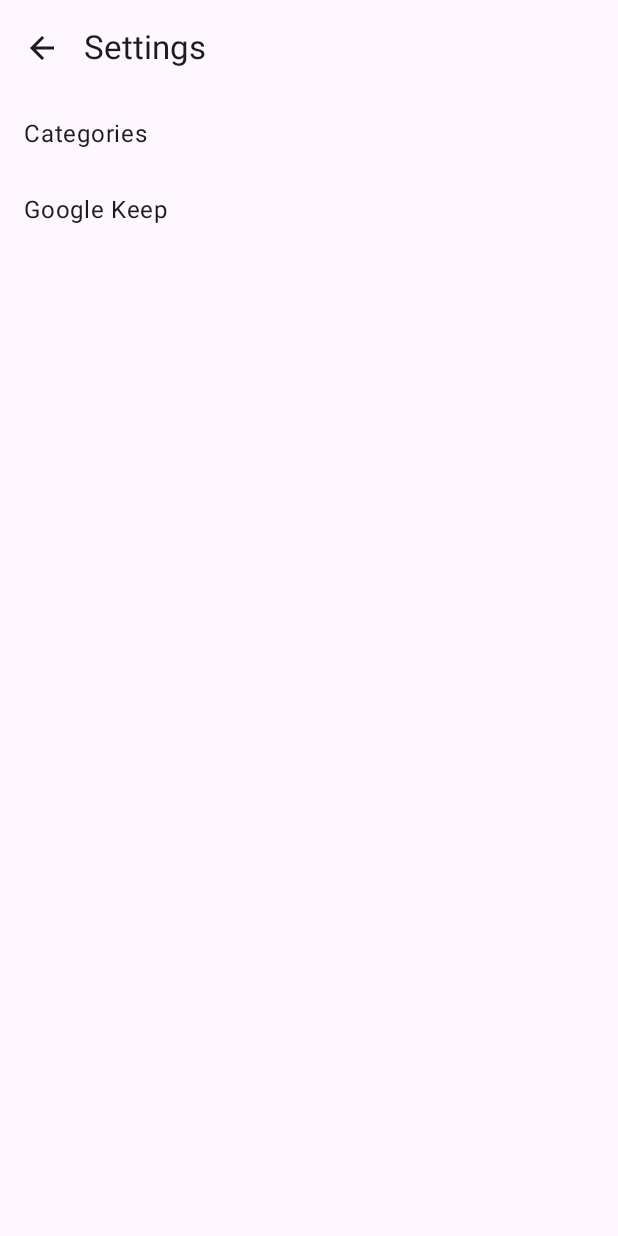
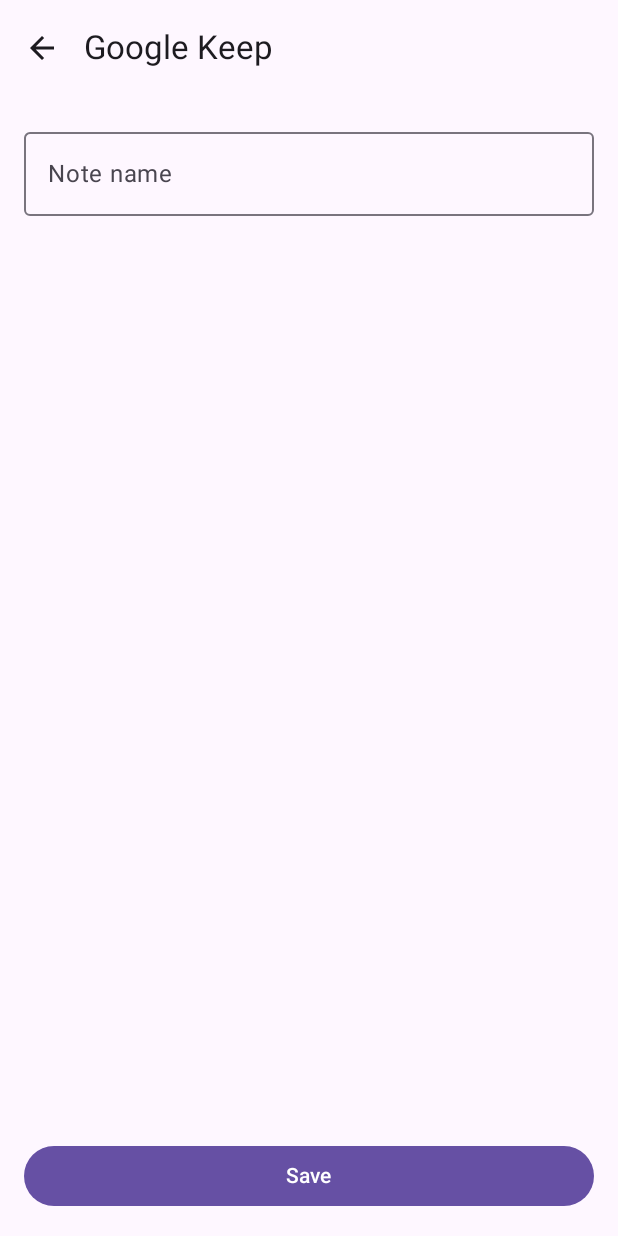
Before and after one commit to dawids21/StuffTracker, an Android app built with Jetpack Compose: the SettingsScreen screen opened through its navigation route, after a tap on "Google Keep", on a phone screen of 412 x 824 dp. Run offline under Robolectric (Android 15) with nearby library versions, the phone set to English and light mode, and no system bars.

Commit message:
feat: Shopping list settings screen

```diff
--- a/app/src/main/java/xyz/stasiak/stufftracker/ui/item/edit/ItemEditBody.kt
+++ b/app/src/main/java/xyz/stasiak/stufftracker/ui/item/edit/ItemEditBody.kt
@@ -82,6 +82,7 @@ fun ItemEditBody(item: Item, fabHeight: Dp, modifier: Modifier = Modifier) {
             },
             label = { Text(stringResource(R.string.name)) },
             isError = !nameValid,
+            singleLine = true,
             modifier = Modifier.fillMaxWidth()
         )
         OutlinedTextField(
@@ -92,6 +93,7 @@ fun ItemEditBody(item: Item, fabHeight: Dp, modifier: Modifier = Modifier) {
             },
             label = { Text(stringResource(R.string.category)) },
             isError = !categoryValid,
+            singleLine = true,
             modifier = Modifier.fillMaxWidth()
         )
         OutlinedTextField(
@@ -103,6 +105,7 @@ fun ItemEditBody(item: Item, fabHeight: Dp, modifier: Modifier = Modifier) {
             label = { Text(stringResource(R.string.number_of_items)) },
             isError = !numOfItemsValid,
             keyboardOptions = KeyboardOptions.Default.copy(keyboardType = KeyboardType.Number),
+            singleLine = true,
             modifier = Modifier.fillMaxWidth()
         )
         OutlinedTextField(
@@ -114,6 +117,7 @@ fun ItemEditBody(item: Item, fabHeight: Dp, modifier: Modifier = Modifier) {
             label = { Text(stringResource(R.string.current_uses)) },
             isError = !currentUsesValid,
             keyboardOptions = KeyboardOptions.Default.copy(keyboardType = KeyboardType.Number),
+            singleLine = true,
             modifier = Modifier.fillMaxWidth()
         )
         OutlinedTextField(
@@ -125,6 +129,7 @@ fun ItemEditBody(item: Item, fabHeight: Dp, modifier: Modifier = Modifier) {
             label = { Text(stringResource(R.string.uses_per_item)) },
             isError = !usesPerItemValid,
             keyboardOptions = KeyboardOptions.Default.copy(keyboardType = KeyboardType.Number),
+            singleLine = true,
             modifier = Modifier.fillMaxWidth()
         )
     }
--- a/app/src/main/java/xyz/stasiak/stufftracker/ui/navigation/StuffTrackerNavGraph.kt
+++ b/app/src/main/java/xyz/stasiak/stufftracker/ui/navigation/StuffTrackerNavGraph.kt
@@ -17,6 +17,8 @@ import xyz.stasiak.stufftracker.ui.login.LoginDestination
 import xyz.stasiak.stufftracker.ui.login.LoginScreen
 import xyz.stasiak.stufftracker.ui.settings.SettingsDestination
 import xyz.stasiak.stufftracker.ui.settings.SettingsScreen
+import xyz.stasiak.stufftracker.ui.settings.shoppinglist.ShoppingListSettingsDestination
+import xyz.stasiak.stufftracker.ui.settings.shoppinglist.ShoppingListSettingsScreen
 
 @Composable
 fun StuffTrackerNavHost(navController: NavHostController, modifier: Modifier = Modifier) {
@@ -64,7 +66,12 @@ fun StuffTrackerNavHost(navController: NavHostController, modifier: Modifier = M
         composable(route = SettingsDestination.route) {
             SettingsScreen(
                 onCategoriesClick = {},
-                onGoogleKeepClick = {},
+                onGoogleKeepClick = { navController.navigate(ShoppingListSettingsDestination.route) },
+                navigateBack = { navController.navigateUp() }
+            )
+        }
+        composable(route = ShoppingListSettingsDestination.route) {
+            ShoppingListSettingsScreen(
                 navigateBack = { navController.navigateUp() }
             )
         }
--- /dev/null
+++ b/app/src/main/java/xyz/stasiak/stufftracker/ui/settings/shoppinglist/ShoppingListSettingsBody.kt
@@ -0,0 +1,55 @@
+package xyz.stasiak.stufftracker.ui.settings.shoppinglist
+
+import androidx.compose.foundation.layout.Column
+import androidx.compose.foundation.layout.Spacer
+import androidx.compose.foundation.layout.fillMaxSize
+import androidx.compose.foundation.layout.fillMaxWidth
+import androidx.compose.foundation.layout.padding
+import androidx.compose.material3.Button
+import androidx.compose.material3.OutlinedTextField
+import androidx.compose.material3.Text
+import androidx.compose.runtime.Composable
+import androidx.compose.runtime.getValue
+import androidx.compose.runtime.mutableStateOf
+import androidx.compose.runtime.remember
+import androidx.compose.runtime.setValue
+import androidx.compose.ui.Modifier
+import androidx.compose.ui.res.stringResource
+import androidx.compose.ui.tooling.preview.Preview
+import androidx.compose.ui.unit.dp
+import xyz.stasiak.stufftracker.R
+import xyz.stasiak.stufftracker.ui.theme.StuffTrackerTheme
+
+@Composable
+fun ShoppingListSettingsBody(
+    onSaveClick: () -> Unit,
+    modifier: Modifier = Modifier
+) {
+    var noteName by remember { mutableStateOf("") }
+    Column(
+        modifier = modifier
+            .fillMaxSize()
+            .padding(16.dp),
+    ) {
+        OutlinedTextField(
+            value = noteName,
+            onValueChange = { noteName = it },
+            label = { Text(stringResource(R.string.note_name)) },
+            singleLine = true,
+            modifier = Modifier
+                .fillMaxWidth()
+        )
+        Spacer(modifier = Modifier.weight(1f))
+        Button(onClick = onSaveClick, modifier = Modifier.fillMaxWidth()) {
+            Text(text = stringResource(R.string.save))
+        }
+    }
+}
+
+@Preview(showBackground = true)
+@Composable
+fun ShoppingListSettingsBodyPreview() {
+    StuffTrackerTheme(dynamicColor = false, darkTheme = true) {
+        ShoppingListSettingsBody(onSaveClick = {})
+    }
+}
--- /dev/null
+++ b/app/src/main/java/xyz/stasiak/stufftracker/ui/settings/shoppinglist/ShoppingListSettingsDestination.kt
@@ -0,0 +1,9 @@
+package xyz.stasiak.stufftracker.ui.settings.shoppinglist
+
+import xyz.stasiak.stufftracker.R
+import xyz.stasiak.stufftracker.ui.navigation.NavigationDestination
+
+object ShoppingListSettingsDestination : NavigationDestination {
+    override val route: String = "shopping_list_settings"
+    override val titleRes: Int = R.string.google_keep
+}
--- /dev/null
+++ b/app/src/main/java/xyz/stasiak/stufftracker/ui/settings/shoppinglist/ShoppingListSettingsScreen.kt
@@ -0,0 +1,30 @@
+package xyz.stasiak.stufftracker.ui.settings.shoppinglist
+
+import androidx.compose.foundation.layout.padding
+import androidx.compose.material3.Scaffold
+import androidx.compose.runtime.Composable
+import androidx.compose.ui.Modifier
+import androidx.compose.ui.res.stringResource
+import xyz.stasiak.stufftracker.StuffTrackerTopAppBar
+
+@Composable
+fun ShoppingListSettingsScreen(
+    navigateBack: () -> Unit,
+    modifier: Modifier = Modifier
+) {
+    Scaffold(
+        topBar = {
+            StuffTrackerTopAppBar(
+                title = stringResource(ShoppingListSettingsDestination.titleRes),
+                canNavigateBack = true,
+                navigateUp = navigateBack
+            )
+        },
+        modifier = modifier
+    ) { innerPadding ->
+        ShoppingListSettingsBody(
+            onSaveClick = navigateBack,
+            modifier = Modifier.padding(innerPadding)
+        )
+    }
+}
--- a/app/src/main/res/values/strings.xml
+++ b/app/src/main/res/values/strings.xml
@@ -29,4 +29,6 @@
     <string name="uses_per_item">Uses per item</string>
     <string name="google_keep">Google Keep</string>
     <string name="categories">Categories</string>
+    <string name="note_name">Note name</string>
+    <string name="save">Save</string>
 </resources>
```
